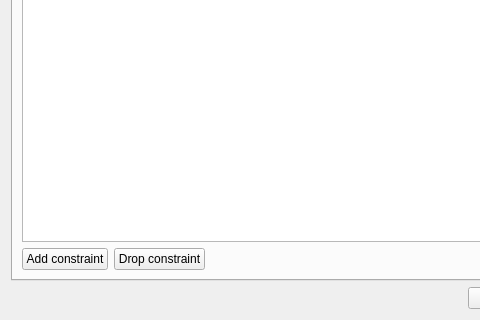
The window that forms/tableeditform.ui (CuriousCrow/polymorph-sql) describes before a commit, drawn with Qt 5; both pictures show x 0 to 480 and y 98 to 418 of the 645 by 418 pixel window.
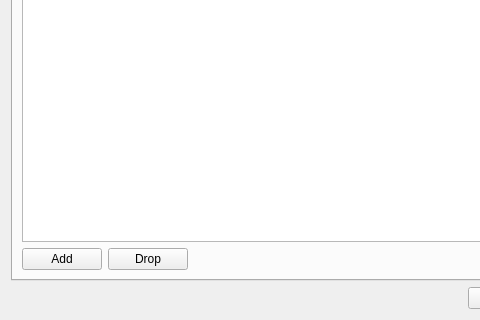
The same window after the commit. The open tabs and pages were chosen to show the change. Icons and pictures are not drawn.

```diff
--- a/forms/tableeditform.ui
+++ b/forms/tableeditform.ui
@@ -102,15 +102,35 @@
         <layout class="QHBoxLayout" name="horizontalLayout_3">
          <item>
           <widget class="QPushButton" name="btnAddConstraint">
+           <property name="sizePolicy">
+            <sizepolicy hsizetype="Maximum" vsizetype="Fixed">
+             <horstretch>0</horstretch>
+             <verstretch>0</verstretch>
+            </sizepolicy>
+           </property>
            <property name="text">
-            <string>Add constraint</string>
+            <string>Add</string>
+           </property>
+           <property name="icon">
+            <iconset resource="../icons.qrc">
+             <normaloff>:/icons/constraint_add.png</normaloff>:/icons/constraint_add.png</iconset>
+           </property>
+           <property name="iconSize">
+            <size>
+             <width>16</width>
+             <height>16</height>
+            </size>
            </property>
           </widget>
          </item>
          <item>
           <widget class="QPushButton" name="btnDropConstraint">
            <property name="text">
-            <string>Drop constraint</string>
+            <string>Drop</string>
+           </property>
+           <property name="icon">
+            <iconset resource="../icons.qrc">
+             <normaloff>:/icons/constraint_drop.png</normaloff>:/icons/constraint_drop.png</iconset>
            </property>
           </widget>
          </item>
```
Left out of the diff: 22 changed lines with no effect on the pictures.
